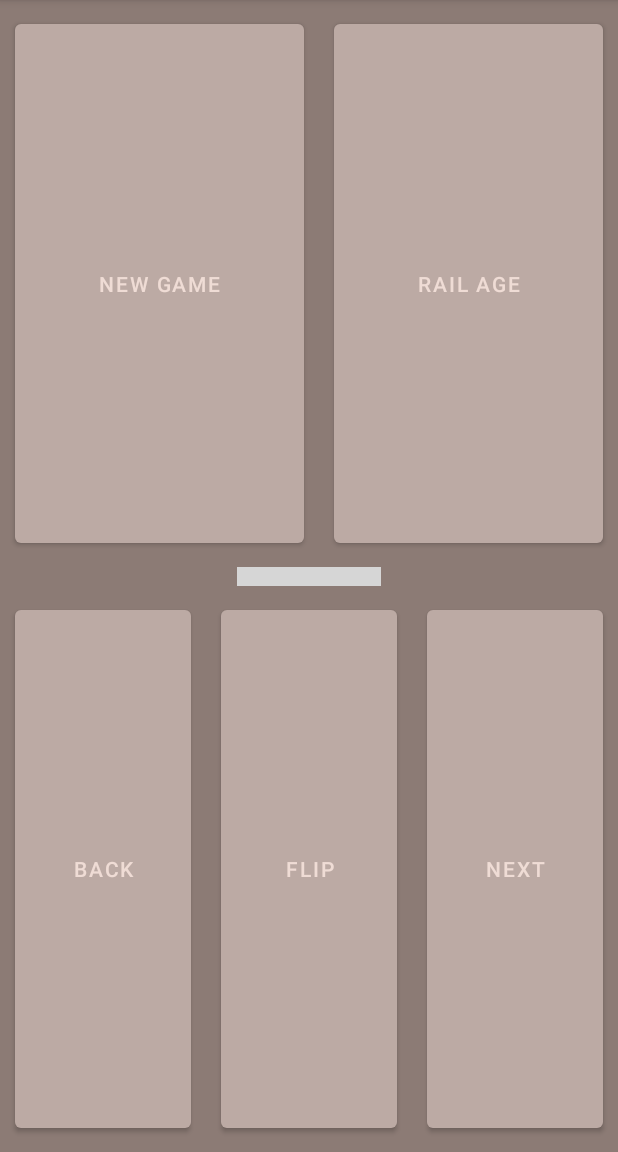
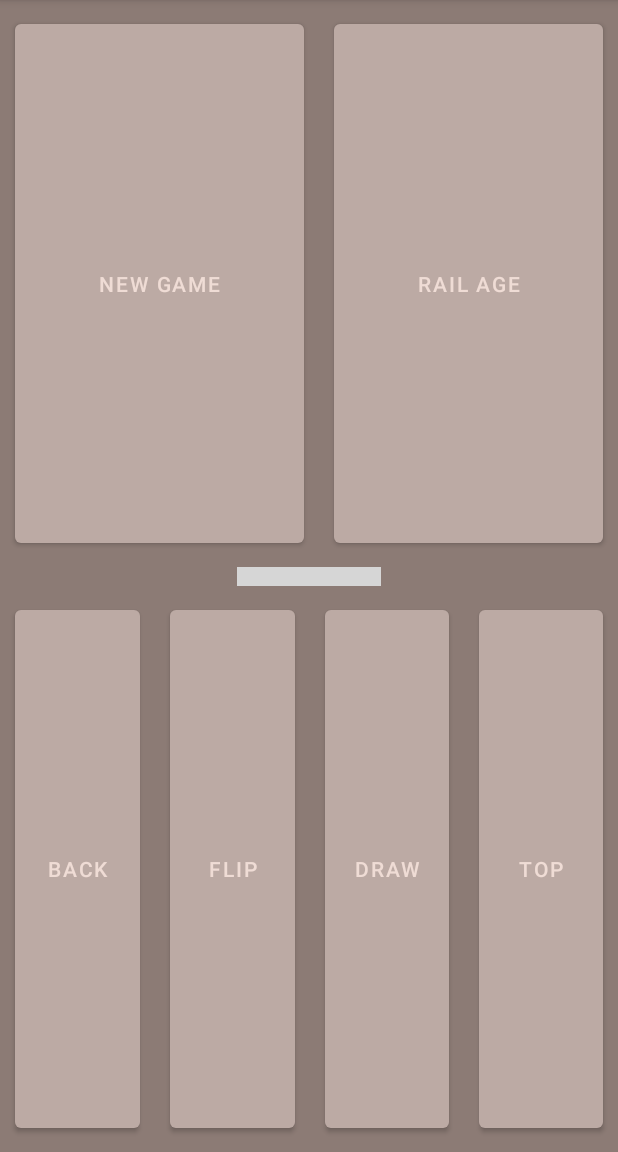
Before and after one commit to danielhlima/mautoma-brass-lancashire, an Android app: the screen it shows after launch (MainActivity), after a tap on "FLIP", on a phone screen of 412 x 824 dp, the part 84-1236 px from its top. Run offline under Robolectric (Android 15) with nearby library versions, the phone set to English and light mode, and no system bars; 2 other taps on this screen came first; grey boxes are pictures that could not be loaded.

Commit message:
Minor fixes

```diff
--- a/app/src/main/java/br/com/mautomabrasslancashire/view/fragments/GameFragment.java
+++ b/app/src/main/java/br/com/mautomabrasslancashire/view/fragments/GameFragment.java
@@ -30,6 +30,7 @@ public class GameFragment extends Fragment implements DataOut.Callback<List<Card
     private int currentDeckIndex;
     private List<Card> cards, deckA, deckB, deckC, gameDeck;
     private Card currentCard;
+    private boolean firstDraw;
 
 
     public GameFragment() {
@@ -47,7 +48,7 @@ public class GameFragment extends Fragment implements DataOut.Callback<List<Card
         super.onResume();
         viewModel = ViewModelProvider.AndroidViewModelFactory.getInstance(getActivity()
         .getApplication()).create(LoadDeckViewModel.class);
-
+        firstDraw = true;
         loadDeck();
     }
 
@@ -56,6 +57,7 @@ public class GameFragment extends Fragment implements DataOut.Callback<List<Card
                              Bundle savedInstanceState) {
         // Inflate the layout for this fragment
         View view = inflater.inflate(R.layout.fragment_deck_test, container, false);
+
         ((Button)view.findViewById(R.id.bt_back)).setOnClickListener(new View.OnClickListener() {
             @Override
             public void onClick(View v) {
@@ -70,58 +72,78 @@ public class GameFragment extends Fragment implements DataOut.Callback<List<Card
         ((Button)view.findViewById(R.id.bt_flip)).setOnClickListener(new View.OnClickListener() {
             @Override
             public void onClick(View v) {
+                flipCard();
+            }
+        });
+
+        ((Button)view.findViewById(R.id.bt_top)).setOnClickListener(new View.OnClickListener() {
+            @Override
+            public void onClick(View v) {
+                if (currentDeckIndex + 1 == gameDeck.size()){
+                    Collections.shuffle(gameDeck);
+                    currentDeckIndex = 0;
+                    currentCard = gameDeck.get(currentDeckIndex);
+                }
+
+                Card topCard = gameDeck.get(currentDeckIndex+1);
 
                 for(Card card : cards){
-                    if(currentCard.isFront()){
-                        if(currentCard.getName().equalsIgnoreCase(card.getName())
-                        && !card.isFront()){
-                            currentCard = card;
-                            break;
-                        }
-                    }else{
-                        if(currentCard.getName().equalsIgnoreCase(card.getName())
-                                && card.isFront()){
-                            currentCard = card;
-                            break;
-                        }
+                    if(topCard.getName().equalsIgnoreCase(card.getName())
+                            && !card.isFront()){
+
+                        final Drawable drawable=card.getDrawable();
+                        final ImageView iv_ = iv;
+                        iv_.setRotationY(0f);
+                        iv_.animate().rotationY(90f).setListener(new AnimatorListenerAdapter()
+                        {
+                            @Override
+                            public void onAnimationEnd(Animator animation)
+                            {
+                                iv_.setImageDrawable(drawable);
+                                iv_.setRotationY(270f);
+                                iv_.animate().rotationY(360f).setListener(null);
+                            }
+                        });
+                        break;
                     }
                 }
-
-                final Drawable drawable=currentCard.getDrawable();
-                final ImageView iv_ = iv;
-                iv_.setRotationY(0f);
-                iv_.animate().rotationY(90f).setListener(new AnimatorListenerAdapter()
-                {
-                    @Override
-                    public void onAnimationEnd(Animator animation)
-                    {
-                        iv_.setImageDrawable(drawable);
-                        iv_.setRotationY(270f);
-                        iv_.animate().rotationY(360f).setListener(null);
-                    }
-                });
+                ((Button)view.findViewById(R.id.bt_top)).setVisibility(View.INVISIBLE);
+                ((Button)view.findViewById(R.id.bt_back)).setVisibility(View.INVISIBLE);
+                ((Button)view.findViewById(R.id.bt_flip)).setVisibility(View.INVISIBLE);
             }
         });
 
         ((Button)view.findViewById(R.id.bt_next)).setOnClickListener(new View.OnClickListener() {
             @Override
             public void onClick(View v) {
-                if (currentDeckIndex < gameDeck.size()-1){
-                    currentDeckIndex+=1;
-                    currentCard = gameDeck.get(currentDeckIndex);
-                    iv.setImageDrawable(currentCard.getDrawable());
+                if(firstDraw){
+                    flipCard();
+                    firstDraw = false;
                 }else{
-                    Collections.shuffle(gameDeck);
-                    currentDeckIndex = 0;
-                    currentCard = gameDeck.get(currentDeckIndex);
-                    iv.setImageDrawable(currentCard.getDrawable());
+                    if (currentDeckIndex < gameDeck.size()-1){
+                        currentDeckIndex+=1;
+                        currentCard = gameDeck.get(currentDeckIndex);
+                        iv.setImageDrawable(currentCard.getDrawable());
+                    }else{
+                        Collections.shuffle(gameDeck);
+                        currentDeckIndex = 0;
+                        currentCard = gameDeck.get(currentDeckIndex);
+                        iv.setImageDrawable(currentCard.getDrawable());
+                    }
                 }
+                ((Button)view.findViewById(R.id.bt_top)).setVisibility(View.VISIBLE);
+                ((Button)view.findViewById(R.id.bt_flip)).setVisibility(View.VISIBLE);
+                ((Button)view.findViewById(R.id.bt_back)).setVisibility(View.VISIBLE);
             }
         });
 
         ((Button)view.findViewById(R.id.bt_canal)).setOnClickListener(new View.OnClickListener() {
             @Override
             public void onClick(View v) {
+                ((Button)view.findViewById(R.id.bt_top)).setVisibility(View.INVISIBLE);
+                ((Button)view.findViewById(R.id.bt_flip)).setVisibility(View.VISIBLE);
+                ((Button)view.findViewById(R.id.bt_back)).setVisibility(View.VISIBLE);
+                firstDraw = true;
                 splitAndShuffle(false);
             }
         });
@@ -129,6 +151,9 @@ public class GameFragment extends Fragment implements DataOut.Callback<List<Card
         ((Button)view.findViewById(R.id.bt_rail)).setOnClickListener(new View.OnClickListener() {
             @Override
             public void onClick(View v) {
+                ((Button)view.findViewById(R.id.bt_top)).setVisibility(View.VISIBLE);
+                ((Button)view.findViewById(R.id.bt_flip)).setVisibility(View.VISIBLE);
+                ((Button)view.findViewById(R.id.bt_back)).setVisibility(View.VISIBLE);
                 splitAndShuffle(true);
             }
         });
@@ -136,6 +161,38 @@ public class GameFragment extends Fragment implements DataOut.Callback<List<Card
         iv =(ImageView)view.findViewById(R.id.iv_test);
 
         return view;
+    }
+
+    private void flipCard(){
+        for(Card card : cards){
+            if(currentCard.isFront()){
+                if(currentCard.getName().equalsIgnoreCase(card.getName())
+                        && !card.isFront()){
+                    currentCard = card;
+                    break;
+                }
+            }else{
+                if(currentCard.getName().equalsIgnoreCase(card.getName())
+                        && card.isFront()){
+                    currentCard = card;
+                    break;
+                }
+            }
+        }
+
+        final Drawable drawable=currentCard.getDrawable();
+        final ImageView iv_ = iv;
+        iv_.setRotationY(0f);
+        iv_.animate().rotationY(90f).setListener(new AnimatorListenerAdapter()
+        {
+            @Override
+            public void onAnimationEnd(Animator animation)
+            {
+                iv_.setImageDrawable(drawable);
+                iv_.setRotationY(270f);
+                iv_.animate().rotationY(360f).setListener(null);
+            }
+        });
     }
 
     private void loadDeck(){
--- a/app/src/main/res/layout/fragment_deck_test.xml
+++ b/app/src/main/res/layout/fragment_deck_test.xml
@@ -73,7 +73,16 @@
                 android:layout_height="match_parent"
                 android:layout_margin="10dp"
                 android:layout_weight="3"
-                android:text="@string/next"/>
+                android:text="@string/draw"/>
+
+            <Button
+                android:id="@+id/bt_top"
+                android:layout_width="wrap_content"
+                android:layout_height="match_parent"
+                android:layout_margin="10dp"
+                android:layout_weight="3"
+                android:visibility="invisible"
+                android:text="@string/top"/>
 
         </LinearLayout>
     </LinearLayout>
--- a/app/src/main/res/values/strings.xml
+++ b/app/src/main/res/values/strings.xml
@@ -3,12 +3,13 @@
     <!-- TODO: Remove or change this placeholder text -->
     <string name="hello_blank_fragment">Hello blank fragment</string>
     <string name="back">Back</string>
-    <string name="flip">Flip</string>
-    <string name="next">Next</string>
+    <string name="flip">FLIP</string>
+    <string name="draw">Draw</string>
     <string name="canal_age">New game</string>
     <string name="bt_rail_age">Rail age</string>
     <string name="title">Automa for Brass Lancashire</string>
     <string name="classic">Classic mode</string>
     <string name="comunity">Community mode</string>
     <string name="partner">In partnership with...</string>
+    <string name="top">TOP</string>
 </resources>
```
